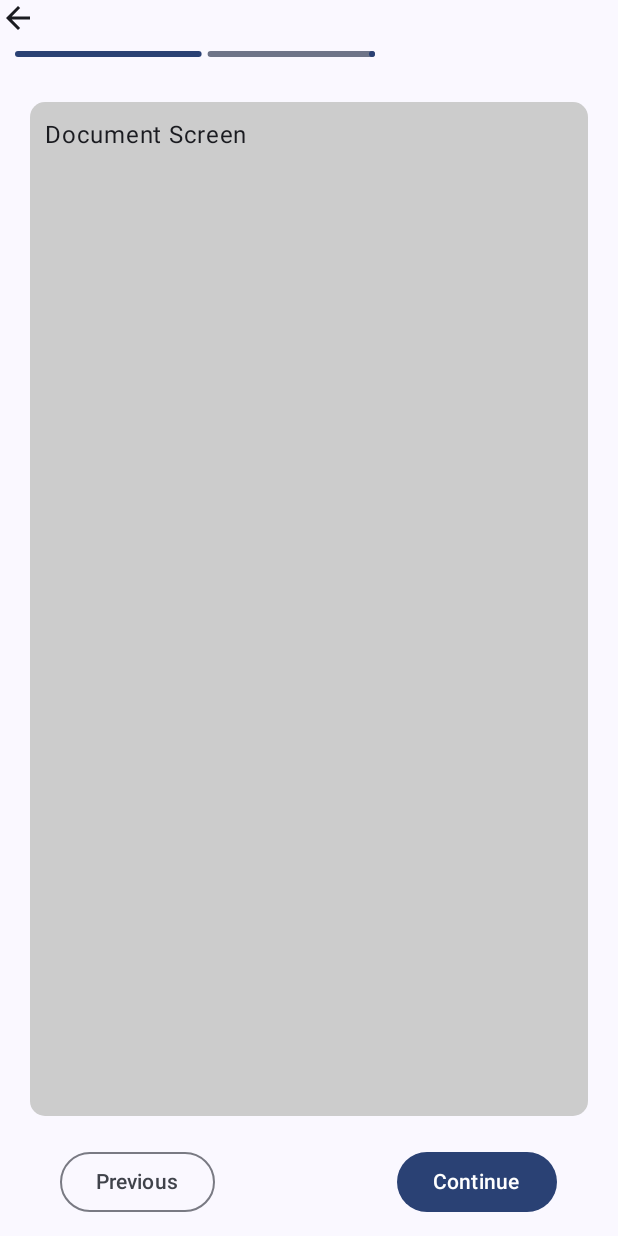
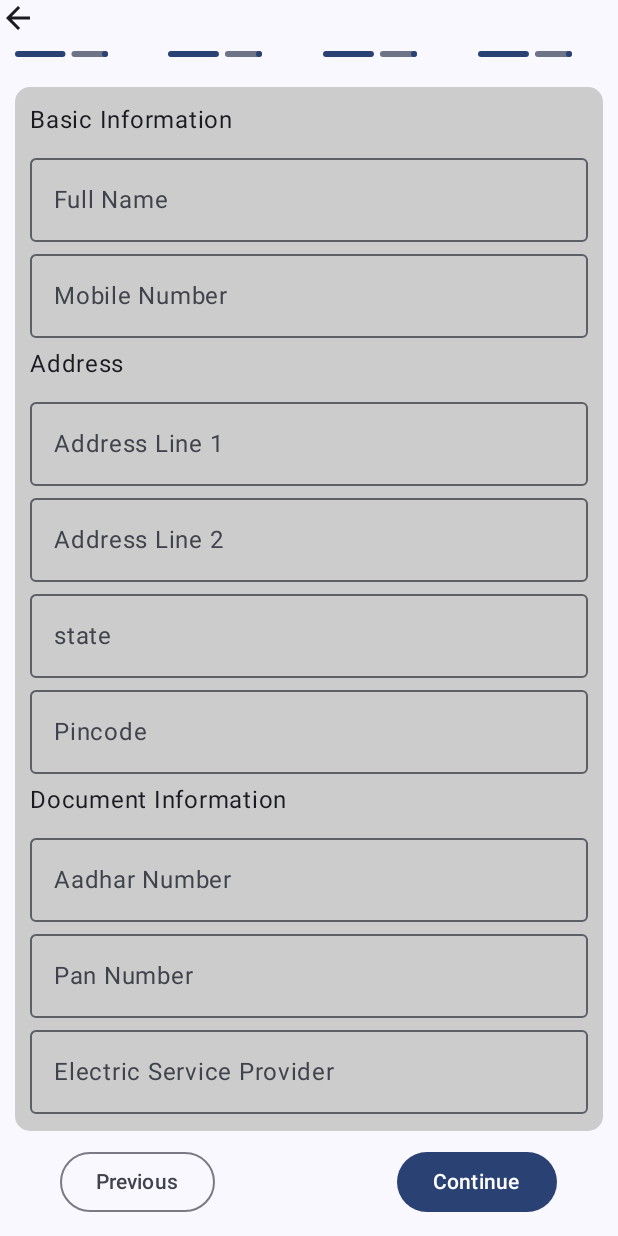
Before and after one commit to blazebizz/EvChargingAndroid, an Android app built with Jetpack Compose: the composable OnBoardingScreen shown on its own in the app's theme, after a tap on "Continue", on a phone screen of 412 x 824 dp. Run offline under Robolectric (Android 15) with nearby library versions, the phone set to English and light mode, and no system bars; our stand-ins replace Dagger/Hilt's generated code.

Commit message:
login flow changed

```diff
--- a/app/src/main/AndroidManifest.xml
+++ b/app/src/main/AndroidManifest.xml
@@ -1,6 +1,12 @@
 <?xml version="1.0" encoding="utf-8"?>
 <manifest xmlns:android="http://schemas.android.com/apk/res/android"
     xmlns:tools="http://schemas.android.com/tools">
+
+    <uses-permission android:name="android.permission.READ_EXTERNAL_STORAGE" />
+    <uses-permission android:name="android.permission.INTERNET" />
+    <uses-permission android:name="android.permission.ACCESS_NETWORK_STATE" />
+    <uses-permission android:name="android.permission.WRITE_EXTERNAL_STORAGE" />
+    <uses-permission android:name="android.permission.MANAGE_EXTERNAL_STORAGE"/>
 
     <application
         android:allowBackup="true"
--- a/data/startup/src/main/java/com/blaze/data/startup/repositories/StartUpRepo.kt
+++ b/data/startup/src/main/java/com/blaze/data/startup/repositories/StartUpRepo.kt
@@ -1,6 +1,8 @@
 package com.blaze.data.startup.repositories
 
 import android.app.Activity
+import com.google.android.gms.tasks.Task
+import com.google.firebase.auth.AuthResult
 import com.google.firebase.auth.FirebaseAuth
 import com.google.firebase.auth.PhoneAuthCredential
 import com.google.firebase.auth.PhoneAuthProvider
@@ -23,4 +25,6 @@ interface StartUpRepo {
     )
 
     fun getAuth(): FirebaseAuth
+
+    fun signInWithPhoneAuthCredential(activity: Activity, credential: PhoneAuthCredential, onComplete:(Task<AuthResult>)->Unit)
 }
--- a/feature/onboarding/src/main/java/com/blaze/feature/onboarding/navigation/OnBoardingSubNavGraph.kt
+++ b/feature/onboarding/src/main/java/com/blaze/feature/onboarding/navigation/OnBoardingSubNavGraph.kt
@@ -4,33 +4,37 @@ import androidx.compose.runtime.Composable
 import androidx.navigation.NavHostController
 import androidx.navigation.compose.NavHost
 import androidx.navigation.compose.composable
-import com.blaze.feature.onboarding.screen.onboard.basicinfo.BasicInfoScreen
-import com.blaze.feature.onboarding.screen.onboard.documentInfo.DocumentInfoScreen
-import com.blaze.feature.onboarding.screen.onboard.electricdetail.ElectricDetailScreen
-import com.blaze.feature.onboarding.screen.onboard.uploaddoc.UploadDocumentScreen
+import com.blaze.feature.onboarding.screen.onboard.InfoScreen
+import com.blaze.feature.onboarding.screen.onboard.ParkingAreaScreen
+import com.blaze.feature.onboarding.screen.onboard.TermScreen
+import com.blaze.feature.onboarding.screen.onboard.UploadDocumentScreen
+import com.blaze.feature.onboarding.screen.onboard.VehicleSelectionScreen
 
 @Composable
 fun OnBoardingSubNavGraph(subNavController: NavHostController) {
     NavHost(
         navController = subNavController,
-        startDestination = OnBoardingSubScreen.BasicInfoScreen.name
+        startDestination = OnBoardingSubScreen.OnBoardVehicleSelectionScreen.name
     ) {
-        composable(OnBoardingSubScreen.BasicInfoScreen.name) {
-            BasicInfoScreen(subNavController)
+        composable(OnBoardingSubScreen.OnBoardVehicleSelectionScreen.name) {
+            VehicleSelectionScreen(subNavController)
         }
-        composable(OnBoardingSubScreen.DocumentInfoScreen.name) {
-            DocumentInfoScreen(subNavController)
+        composable(OnBoardingSubScreen.OnBoardingInfoScreen.name) {
+            InfoScreen(subNavController)
         }
-        composable(OnBoardingSubScreen.StepThreeScreen.name) {
-            ElectricDetailScreen(subNavController)
+        composable(OnBoardingSubScreen.OnBoardingUploadDocScreen.name) {
+            UploadDocumentScreen(subNavController)
         }
-        composable(OnBoardingSubScreen.StepFourScreen.name) {
-            UploadDocumentScreen(subNavController)
+        composable(OnBoardingSubScreen.OnBoardingParkingAreaScreen.name) {
+            ParkingAreaScreen(subNavController)
+        }
+        composable(OnBoardingSubScreen.OnBoardingTermsScreen.name) {
+            TermScreen(subNavController)
         }
     }
 }
 
 
 enum class OnBoardingSubScreen {
-    BasicInfoScreen, DocumentInfoScreen, StepThreeScreen, StepFourScreen;
+    OnBoardVehicleSelectionScreen, OnBoardingInfoScreen, OnBoardingUploadDocScreen, OnBoardingParkingAreaScreen,OnBoardingTermsScreen;
 }
--- /dev/null
+++ b/feature/onboarding/src/main/java/com/blaze/feature/onboarding/screen/onboard/InfoScreen.kt
@@ -0,0 +1,144 @@
+package com.blaze.feature.onboarding.screen.onboard
+
+import android.accessibilityservice.TouchInteractionController
+import androidx.compose.foundation.layout.Column
+import androidx.compose.foundation.layout.Spacer
+import androidx.compose.foundation.layout.fillMaxWidth
+import androidx.compose.foundation.layout.height
+import androidx.compose.foundation.rememberScrollState
+import androidx.compose.foundation.verticalScroll
+import androidx.compose.material3.OutlinedTextField
+import androidx.compose.material3.Text
+import androidx.compose.runtime.Composable
+import androidx.compose.ui.Modifier
+import androidx.compose.ui.unit.dp
+import androidx.navigation.NavHostController
+
+@Composable
+fun InfoScreen(subNavController: NavHostController) {
+
+
+    val scrollState = rememberScrollState()
+    Column(
+        Modifier
+            .fillMaxWidth()
+            .verticalScroll(scrollState)) {
+
+
+        Text(text = "Basic Information")
+        Spacer(modifier = Modifier.height(5.dp))
+
+        OutlinedTextField(
+            modifier = Modifier.fillMaxWidth(),
+            value = "",
+            onValueChange = {},
+            label = {
+                Text(text = "Full Name")
+            })
+
+        OutlinedTextField(
+            modifier = Modifier.fillMaxWidth(),
+            value = "",
+            onValueChange = {},
+            label = {
+                Text(text = "Mobile Number")
+            })
+
+        Spacer(modifier = Modifier.height(5.dp))
+
+        Text(text = "Address")
+        Spacer(modifier = Modifier.height(5.dp))
+        OutlinedTextField(
+            modifier = Modifier.fillMaxWidth(),
+            value = "",
+            onValueChange = {},
+            label = {
+                Text(text = "Address Line 1")
+            })
+        OutlinedTextField(
+            modifier = Modifier.fillMaxWidth(),
+            value = "",
+            onValueChange = {},
+            label = {
+                Text(text = "Address Line 2")
+            })
+        OutlinedTextField(
+            modifier = Modifier.fillMaxWidth(),
+            value = "",
+            onValueChange = {},
+            label = {
+                Text(text = "state")
+            })
+        OutlinedTextField(
+            modifier = Modifier.fillMaxWidth(),
+            value = "",
+            onValueChange = {},
+            label = {
+                Text(text = "Pincode")
+            })
+
+        Spacer(modifier = Modifier.height(5.dp))
+        Text(text = "Document Information")
+        Spacer(modifier = Modifier.height(5.dp))
+        OutlinedTextField(
+            modifier = Modifier.fillMaxWidth(),
+            value = "",
+            onValueChange = {},
+            label = {
+                Text(text = "Aadhar Number")
+            })
+        OutlinedTextField(
+            modifier = Modifier.fillMaxWidth(),
+            value = "",
+            onValueChange = {},
+            label = {
+                Text(text = "Pan Number")
+            })
+        OutlinedTextField(
+            modifier = Modifier.fillMaxWidth(),
+            value = "",
+            onValueChange = {},
+            label = {
+                Text(text = "Electric Service Provider")
+            })
+        OutlinedTextField(
+            modifier = Modifier.fillMaxWidth(),
+            value = "",
+            onValueChange = {},
+            label = {
+                Text(text = "Bill Account Number")
+            })
+
+        Spacer(modifier = Modifier.height(5.dp))
+        Text(text = "Bank Information")
+        Spacer(modifier = Modifier.height(5.dp))
+        OutlinedTextField(
+            modifier = Modifier.fillMaxWidth(),
+            value = "",
+            onValueChange = {},
+            label = {
+                Text(text = "Account Holder Name")
+            })
+        OutlinedTextField(
+            modifier = Modifier.fillMaxWidth(),
+            value = "",
+            onValueChange = {},
+            label = {
+                Text(text = "Account Number")
+            })
+        OutlinedTextField(
+            modifier = Modifier.fillMaxWidth(),
+            value = "",
+            onValueChange = {},
+            label = {
+                Text(text = "Confirm Account Number")
+            })
+        OutlinedTextField(
+            modifier = Modifier.fillMaxWidth(),
+            value = "",
+            onValueChange = {},
+            label = {
+                Text(text = "IFSC code")
+            })
+    }
+}
--- a/feature/onboarding/src/main/java/com/blaze/feature/onboarding/screen/onboard/OnboardingScreen.kt
+++ b/feature/onboarding/src/main/java/com/blaze/feature/onboarding/screen/onboard/OnboardingScreen.kt
@@ -21,6 +21,7 @@ import androidx.compose.material3.ProgressIndicatorDefaults
 import androidx.compose.material3.Text
 import androidx.compose.runtime.Composable
 import androidx.compose.runtime.getValue
+import androidx.compose.runtime.mutableFloatStateOf
 import androidx.compose.runtime.mutableStateOf
 import androidx.compose.runtime.remember
 import androidx.compose.ui.Modifier
@@ -42,7 +43,7 @@ fun OnBoardingScreen(navController: NavController) {
     val context = LocalContext.current
 
     val viewModel = hiltViewModel<OnBoardingViewModel>()
-    val progress by remember { mutableStateOf(.51f) }
+    val progress by remember { mutableFloatStateOf(.51f) }
     val animatedProgress by animateFloatAsState(
         targetValue = progress,
         animationSpec = ProgressIndicatorDefaults.ProgressAnimationSpec,
@@ -65,14 +66,40 @@ fun OnBoardingScreen(navController: NavController) {
         Row(Modifier.fillMaxWidth()) {
             LinearProgressIndicator(
                 modifier = Modifier
+                    .weight(4f)
                     .semantics(mergeDescendants = true) {}
                     .padding(10.dp),
                 progress = animatedProgress,
             )
+            Spacer(modifier = Modifier.weight(1f))
+            LinearProgressIndicator(
+                modifier = Modifier
+                    .weight(4f)
+                    .semantics(mergeDescendants = true) {}
+                    .padding(10.dp),
+                progress = animatedProgress,
+            )
+            Spacer(modifier = Modifier.weight(1f))
+            LinearProgressIndicator(
+                modifier = Modifier
+                    .weight(4f)
+                    .semantics(mergeDescendants = true) {}
+                    .padding(10.dp),
+                progress = animatedProgress,
+            )
+            Spacer(modifier = Modifier.weight(1f))
+            LinearProgressIndicator(
+                modifier = Modifier
+                    .weight(4f)
+                    .semantics(mergeDescendants = true) {}
+                    .padding(10.dp),
+                progress = animatedProgress,
+            )
+            Spacer(modifier = Modifier.weight(1f))
         }
         Column(
             Modifier
-                .padding(20.dp)
+                .padding(10.dp)
                 .weight(1f)
                 .fillMaxWidth()
                 .background(Color.LightGray, RoundedCornerShape(10.dp))
@@ -105,25 +132,31 @@ fun OnBoardingScreen(navController: NavController) {
 
 fun nextFunction(navController: NavHostController, viewModel: OnBoardingViewModel) {
     when (navController.currentDestination?.route) {
-        OnBoardingSubScreen.BasicInfoScreen.name -> {
-            navController.navigate(OnBoardingSubScreen.DocumentInfoScreen.name) {
-                popUpTo(OnBoardingSubScreen.BasicInfoScreen.name) { inclusive = true }
+        OnBoardingSubScreen.OnBoardVehicleSelectionScreen.name -> {
+            navController.navigate(OnBoardingSubScreen.OnBoardingInfoScreen.name) {
+                popUpTo(OnBoardingSubScreen.OnBoardVehicleSelectionScreen.name) { inclusive = true }
             }
         }
 
-        OnBoardingSubScreen.DocumentInfoScreen.name -> {
-            navController.navigate(OnBoardingSubScreen.StepThreeScreen.name) {
-                popUpTo(OnBoardingSubScreen.DocumentInfoScreen.name) { inclusive = true }
+        OnBoardingSubScreen.OnBoardingInfoScreen.name -> {
+            navController.navigate(OnBoardingSubScreen.OnBoardingUploadDocScreen.name) {
+                popUpTo(OnBoardingSubScreen.OnBoardingInfoScreen.name) { inclusive = true }
             }
         }
 
-        OnBoardingSubScreen.StepThreeScreen.name -> {
-            navController.navigate(OnBoardingSubScreen.StepFourScreen.name) {
-                popUpTo(OnBoardingSubScreen.StepThreeScreen.name) { inclusive = true }
+        OnBoardingSubScreen.OnBoardingUploadDocScreen.name -> {
+            navController.navigate(OnBoardingSubScreen.OnBoardingParkingAreaScreen.name) {
+                popUpTo(OnBoardingSubScreen.OnBoardingUploadDocScreen.name) { inclusive = true }
             }
         }
 
-        OnBoardingSubScreen.StepFourScreen.name -> {
+        OnBoardingSubScreen.OnBoardingParkingAreaScreen.name -> {
+            navController.navigate(OnBoardingSubScreen.OnBoardingTermsScreen.name) {
+                popUpTo(OnBoardingSubScreen.OnBoardingParkingAreaScreen.name) { inclusive = true }
+            }
+        }
+
+        OnBoardingSubScreen.OnBoardingTermsScreen.name -> {
 
         }
     }
@@ -131,25 +164,31 @@ fun nextFunction(navController: NavHostController, viewModel: OnBoardingViewMode
 
 fun previousFunction(navController: NavHostController, viewModel: OnBoardingViewModel) {
     when (navController.currentDestination?.route) {
-        OnBoardingSubScreen.BasicInfoScreen.name -> {
+        OnBoardingSubScreen.OnBoardVehicleSelectionScreen.name -> {
 
         }
 
-        OnBoardingSubScreen.DocumentInfoScreen.name -> {
-            navController.navigate(OnBoardingSubScreen.BasicInfoScreen.name) {
-                popUpTo(OnBoardingSubScreen.DocumentInfoScreen.name) { inclusive = true }
+        OnBoardingSubScreen.OnBoardingInfoScreen.name -> {
+            navController.navigate(OnBoardingSubScreen.OnBoardVehicleSelectionScreen.name) {
+                popUpTo(OnBoardingSubScreen.OnBoardingInfoScreen.name) { inclusive = true }
             }
         }
 
-        OnBoardingSubScreen.StepThreeScreen.name -> {
-            navController.navigate(OnBoardingSubScreen.DocumentInfoScreen.name) {
-                popUpTo(OnBoardingSubScreen.StepThreeScreen.name) { inclusive = true }
+        OnBoardingSubScreen.OnBoardingUploadDocScreen.name -> {
+            navController.navigate(OnBoardingSubScreen.OnBoardingInfoScreen.name) {
+                popUpTo(OnBoardingSubScreen.OnBoardingUploadDocScreen.name) { inclusive = true }
             }
         }
 
-        OnBoardingSubScreen.StepFourScreen.name -> {
-            navController.navigate(OnBoardingSubScreen.StepThreeScreen.name) {
-                popUpTo(OnBoardingSubScreen.StepFourScreen.name) { inclusive = true }
+        OnBoardingSubScreen.OnBoardingParkingAreaScreen.name -> {
+            navController.navigate(OnBoardingSubScreen.OnBoardingUploadDocScreen.name) {
+                popUpTo(OnBoardingSubScreen.OnBoardingParkingAreaScreen.name) { inclusive = true }
+            }
+        }
+
+        OnBoardingSubScreen.OnBoardingTermsScreen.name -> {
+            navController.navigate(OnBoardingSubScreen.OnBoardingParkingAreaScreen.name) {
+                popUpTo(OnBoardingSubScreen.OnBoardingTermsScreen.name) { inclusive = true }
             }
         }
     }
--- a/feature/onboarding/src/main/java/com/blaze/feature/onboarding/screen/onboard/uploaddoc/UploadDocScreen.kt
+++ b/feature/onboarding/src/main/java/com/blaze/feature/onboarding/screen/onboard/UploadDocumentScreen.kt
@@ -1,4 +1,4 @@
-package com.blaze.feature.onboarding.screen.onboard.uploaddoc
+package com.blaze.feature.onboarding.screen.onboard
 
 import androidx.compose.material3.Text
 import androidx.compose.runtime.Composable
@@ -6,5 +6,5 @@ import androidx.navigation.NavHostController
 
 @Composable
 fun UploadDocumentScreen(subNavController: NavHostController) {
-    Text(text = "Upload Document Screen")
+Text(text = "Upload Document Screen")
 }
--- /dev/null
+++ b/feature/onboarding/src/main/java/com/blaze/feature/onboarding/screen/onboard/VehicleSelectionScreen.kt
@@ -0,0 +1,40 @@
+package com.blaze.feature.onboarding.screen.onboard
+
+import androidx.compose.foundation.layout.Box
+import androidx.compose.foundation.layout.Column
+import androidx.compose.foundation.layout.Row
+import androidx.compose.foundation.layout.fillMaxSize
+import androidx.compose.foundation.layout.fillMaxWidth
+import androidx.compose.foundation.layout.height
+import androidx.compose.foundation.layout.padding
+import androidx.compose.material3.RadioButton
+import androidx.compose.material3.Text
+import androidx.compose.runtime.Composable
+import androidx.compose.ui.Modifier
+import androidx.compose.ui.unit.dp
+import androidx.navigation.NavHostController
+
+@Composable
+fun VehicleSelectionScreen(subNavController: NavHostController) {
+    Column(Modifier.fillMaxSize()) {
+        Row(
+            Modifier
+                .fillMaxWidth()
+                .height(200.dp)) {
+            Box(
+                Modifier
+                    .padding(5.dp)
+                    .weight(1f)) {
+                RadioButton(selected = true, onClick = { /*TODO*/ })
+            }
+            Box(
+                Modifier
+                    .padding(5.dp)
+                    .weight(1f)) {
+                RadioButton(selected = true, onClick = { /*TODO*/ })
+            }
+        }
+
+        Text(text = "Prerequisites text")
+    }
+}
--- a/feature/onboarding/src/main/java/com/blaze/feature/onboarding/screen/onboard/basicinfo/BasicInfoScreen.kt
+++ /dev/null
@@ -1,15 +0,0 @@
-package com.blaze.feature.onboarding.screen.onboard.basicinfo
-
-import androidx.compose.foundation.layout.Column
-import androidx.compose.foundation.layout.fillMaxSize
-import androidx.compose.material3.Text
-import androidx.compose.runtime.Composable
-import androidx.compose.ui.Modifier
-import androidx.navigation.NavHostController
-
-@Composable
-fun BasicInfoScreen(subNavController: NavHostController) {
-    Column(Modifier.fillMaxSize()) {
-        Text(text = "Basic Info Screen")
-    }
-}
--- a/feature/onboarding/src/main/java/com/blaze/feature/onboarding/screen/onboard/documentInfo/DocumentInfoScreen.kt
+++ /dev/null
@@ -1,15 +0,0 @@
-package com.blaze.feature.onboarding.screen.onboard.documentInfo
-
-import androidx.compose.foundation.layout.Column
-import androidx.compose.foundation.layout.fillMaxSize
-import androidx.compose.material3.Text
-import androidx.compose.runtime.Composable
-import androidx.compose.ui.Modifier
-import androidx.navigation.NavHostController
-
-@Composable
-fun DocumentInfoScreen(subNavController: NavHostController) {
-    Column(Modifier.fillMaxSize()) {
-        Text(text = "Document Screen")
-    }
-}
```
Also changed, not shown: data/startup/src/main/java/com/blaze/data/startup/repositories/StartUpRepoImpl.kt (+11 -0 lines), feature/onboarding/src/main/java/com/blaze/feature/onboarding/screen/onboard/ParkingAreaScreen.kt (added, +10 -0 lines), feature/onboarding/src/main/java/com/blaze/feature/onboarding/screen/onboard/TermScreen.kt (added, +10 -0 lines), feature/onboarding/src/main/java/com/blaze/feature/onboarding/screen/onboard/electricdetail/ElectrictDetailScreen.kt (deleted, +0 -10 lines), feature/startup/src/main/java/com/blaze/feature/startup/screen/otp/OtpScreen.kt (+71 -21 lines), feature/startup/src/main/java/com/blaze/feature/startup/screen/otp/OtpScreenViewModel.kt (+20 -12 lines), 4 other files.
